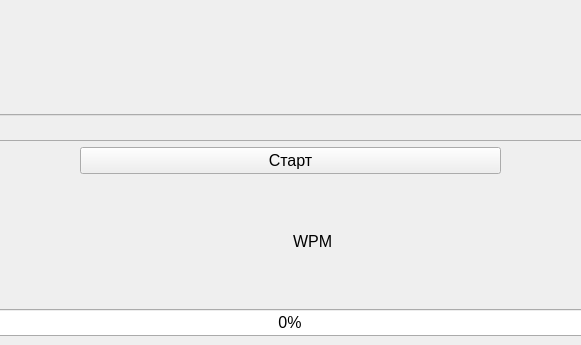
McTuTuM/typing_speed_test, file untitled1.ui: the form before one commit; both pictures show x 143 to 724 and y 285 to 630 of the 866 by 630 pixel window.
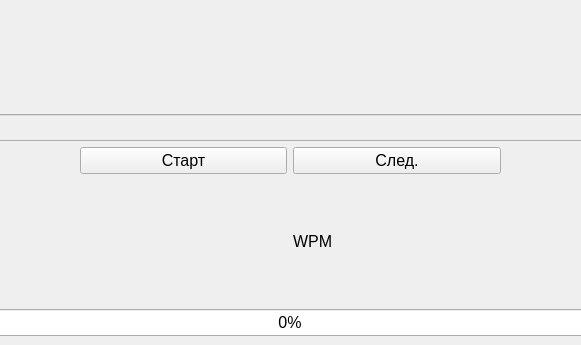
The form after the commit.

```diff
--- a/untitled1.ui
+++ b/untitled1.ui
@@ -74,19 +74,7 @@
       </item>
       <item>
        <layout class="QGridLayout" name="gridLayout">
-        <item row="0" column="1" colspan="2">
-         <widget class="QPushButton" name="pushButton">
-          <property name="font">
-           <font>
-            <pointsize>12</pointsize>
-           </font>
-          </property>
-          <property name="text">
-           <string>Старт</string>
-          </property>
-         </widget>
-        </item>
-        <item row="1" column="2">
+        <item row="5" column="2">
          <widget class="QLabel" name="label_wpm">
           <property name="font">
            <font>
@@ -98,7 +86,7 @@
           </property>
          </widget>
         </item>
-        <item row="1" column="1">
+        <item row="5" column="1">
          <widget class="QLabel" name="label_time_res">
           <property name="font">
            <font>
@@ -110,7 +98,7 @@
           </property>
          </widget>
         </item>
-        <item row="1" column="0">
+        <item row="5" column="0">
          <widget class="QLabel" name="label_time">
           <property name="font">
            <font>
@@ -122,7 +110,7 @@
           </property>
          </widget>
         </item>
-        <item row="1" column="3">
+        <item row="5" column="3">
          <widget class="QLabel" name="label_wpm_res">
           <property name="font">
            <font>
@@ -134,7 +122,7 @@
           </property>
          </widget>
         </item>
-        <item row="2" column="0" colspan="4">
+        <item row="6" column="0" colspan="4">
          <widget class="QProgressBar" name="progressBar">
           <property name="font">
            <font>
@@ -146,6 +134,30 @@
           </property>
          </widget>
         </item>
+        <item row="1" column="1">
+         <widget class="QPushButton" name="pushButton">
+          <property name="font">
+           <font>
+            <pointsize>12</pointsize>
+           </font>
+          </property>
+          <property name="text">
+           <string>Старт</string>
+          </property>
+         </widget>
+        </item>
+        <item row="1" column="2">
+         <widget class="QPushButton" name="pushButton_2">
+          <property name="font">
+           <font>
+            <pointsize>12</pointsize>
+           </font>
+          </property>
+          <property name="text">
+           <string>След.</string>
+          </property>
+         </widget>
+        </item>
        </layout>
       </item>
      </layout>
```
